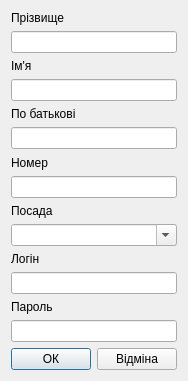
CreatorBooMGit/SShop, file AddWorkerDialog.ui: the form before one commit.
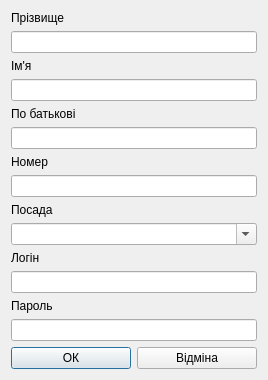
The form after the commit. Icons and pictures are not drawn.

```diff
--- a/AddWorkerDialog.ui
+++ b/AddWorkerDialog.ui
@@ -6,8 +6,8 @@
    <rect>
     <x>0</x>
     <y>0</y>
-    <width>186</width>
-    <height>381</height>
+    <width>266</width>
+    <height>370</height>
    </rect>
   </property>
   <property name="windowTitle">
@@ -100,6 +100,18 @@
     <layout class="QHBoxLayout" name="horizontalLayout">
      <item>
       <widget class="QPushButton" name="OKButton">
+       <property name="minimumSize">
+        <size>
+         <width>120</width>
+         <height>0</height>
+        </size>
+       </property>
+       <property name="maximumSize">
+        <size>
+         <width>120</width>
+         <height>16777215</height>
+        </size>
+       </property>
        <property name="text">
         <string>ОК</string>
        </property>
@@ -107,6 +119,18 @@
      </item>
      <item>
       <widget class="QPushButton" name="cancelButton">
+       <property name="minimumSize">
+        <size>
+         <width>120</width>
+         <height>0</height>
+        </size>
+       </property>
+       <property name="maximumSize">
+        <size>
+         <width>120</width>
+         <height>16777215</height>
+        </size>
+       </property>
        <property name="text">
         <string>Відміна</string>
        </property>
```
